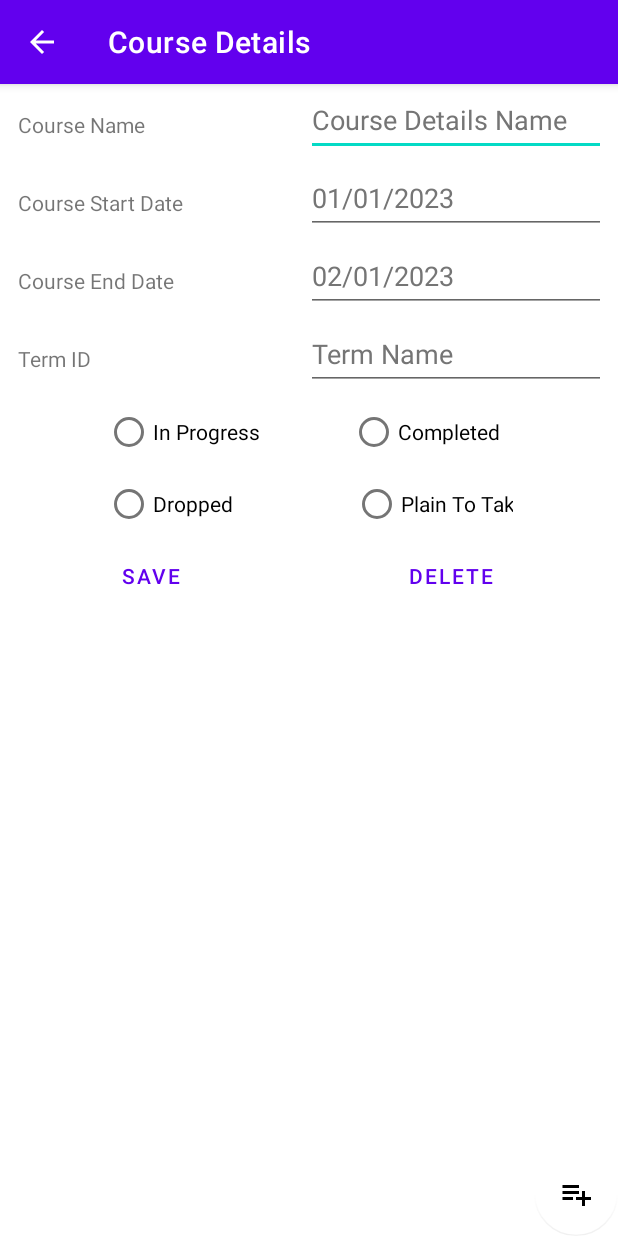
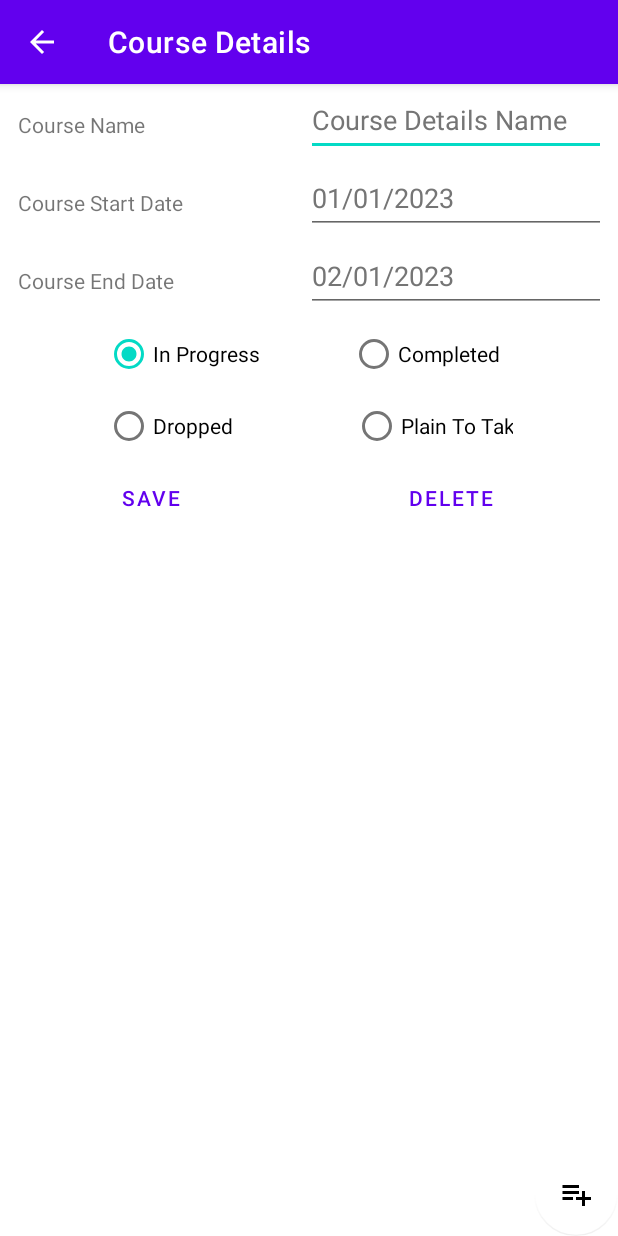
Before and after one commit to clohrma/Student_Scheduler, an Android app: the CourseDetails screen opened directly, with no data from a screen before it, after a tap on "SAVE", on a phone screen of 412 x 824 dp. Run offline under Robolectric (Android 15) with nearby library versions, the phone set to English and light mode, and no system bars; our stand-ins replace Room's generated code; 2 statements that could not run were skipped.

```diff
--- a/app/src/main/java/craig_lohrman/studentscheduler/UI/CourseAdapter.java
+++ b/app/src/main/java/craig_lohrman/studentscheduler/UI/CourseAdapter.java
@@ -21,14 +21,12 @@ public class CourseAdapter extends RecyclerView.Adapter<CourseAdapter.CourseView
         private final TextView courseName;
         private final TextView courseStartDate;
         private final TextView courseEndDate;
-        private final TextView courseTermID;
 
         private CourseViewHolder(View itemView){
             super(itemView);
             courseName = itemView.findViewById(R.id.courseNameET);
             courseStartDate = itemView.findViewById(R.id.courseStartDateET);
             courseEndDate = itemView.findViewById(R.id.courseEndDateET);
-            courseTermID = itemView.findViewById(R.id.courseTermIDET);
 
             itemView.setOnClickListener(view ->{
                 int position = getAdapterPosition();
@@ -72,7 +70,6 @@ public class CourseAdapter extends RecyclerView.Adapter<CourseAdapter.CourseView
             holder.courseName.setText(name);
             holder.courseStartDate.setText(startDate);
             holder.courseEndDate.setText(endDate);
-            holder.courseTermID.setText(termID);
         }
         else{
             holder.courseName.setText(R.string.no_course_list);
--- a/app/src/main/java/craig_lohrman/studentscheduler/UI/CourseDetails.java
+++ b/app/src/main/java/craig_lohrman/studentscheduler/UI/CourseDetails.java
@@ -12,6 +12,9 @@ import android.os.Bundle;
 import android.view.View;
 import android.widget.Button;
 import android.widget.EditText;
+import android.widget.RadioButton;
+import android.widget.RadioGroup;
+import android.widget.Toast;
 
 import com.google.android.material.floatingactionbutton.FloatingActionButton;
 
@@ -21,10 +24,11 @@ import craig_lohrman.studentscheduler.entities.Course;
 
 public class CourseDetails extends AppCompatActivity {
 
-    EditText editCourseName, editCourseStart, editCourseEnd, editCourseTermID;
+    EditText editCourseName, editCourseStart, editCourseEnd;
     String name, startDate, endDate;
     int courseID, courseTermID;
     Course course, currentCourse;
+    RadioGroup radioGroup;
     Repository repository;
     Context mContext;
 
@@ -36,7 +40,15 @@ public class CourseDetails extends AppCompatActivity {
         editCourseName = findViewById(R.id.courseNameET);
         editCourseStart = findViewById(R.id.courseStartDateET);
         editCourseEnd = findViewById(R.id.courseEndDateET);
-        editCourseTermID = findViewById(R.id.courseTermIDET);
+        radioGroup = findViewById(R.id.courseStatusRBGroup);
+
+        radioGroup.clearCheck();
+        radioGroup.setOnCheckedChangeListener(new RadioGroup.OnCheckedChangeListener(){
+            @Override
+            public void onCheckedChanged(RadioGroup group, int checkedId) {
+                RadioButton radioButton = findViewById(checkedId);
+            }
+        });
 
         courseID = getIntent().getIntExtra("courseID", -1);
         name = getIntent().getStringExtra("courseName");
@@ -47,7 +59,6 @@ public class CourseDetails extends AppCompatActivity {
         editCourseName.setText(name);
         editCourseStart.setText(startDate);
         editCourseEnd.setText(endDate);
-        editCourseTermID.setText(courseTermID);
 
         RecyclerView recyclerView = findViewById(R.id.assessmentListRecycler);
         repository = new Repository(getApplication());
@@ -59,11 +70,14 @@ public class CourseDetails extends AppCompatActivity {
         save.setOnClickListener(new View.OnClickListener() {
             @Override
             public void onClick(View v) {
-                if(courseID != -1){
-                    course = new Course(0, editCourseName.getText().toString(), editCourseStart.getText().toString(), editCourseEnd.getText().toString(), editCourseTermID.getId());
+                int statusID = radioGroup.getCheckedRadioButtonId();
+                RadioButton radioButton = radioGroup.findViewById(statusID);
+
+                if (courseID != -1) {
+                    course = new Course(0, editCourseName.getText().toString(), editCourseStart.getText().toString(), editCourseEnd.getText().toString(), radioButton.getText().toString(), courseTermID);
                     repository.insert(course);
-                } else{
-                    course = new Course(0, editCourseName.getText().toString(), editCourseStart.getText().toString(), editCourseEnd.getText().toString(), editCourseTermID.getId());
+                } else {
+                    course = new Course(0, editCourseName.getText().toString(), editCourseStart.getText().toString(), editCourseEnd.getText().toString(), radioButton.getText().toString(), courseTermID);
                     repository.update(course);
                 }
             }
@@ -73,30 +87,16 @@ public class CourseDetails extends AppCompatActivity {
         delete.setOnClickListener(new View.OnClickListener() {
             @Override
             public void onClick(View v) {
-                AlertDialog.Builder delAlert = new AlertDialog.Builder(mContext);
-                delAlert.setTitle("Deleting " + course.getCourseName() + "?");
-                delAlert.setMessage("Are you sure you want to delete " + course.getCourseName() + "?");
-                delAlert.setIcon(android.R.drawable.ic_dialog_alert);
-                delAlert.setPositiveButton(android.R.string.ok, new DialogInterface.OnClickListener() {
-                    @Override
-                    public void onClick(DialogInterface dialog, int which){
-                        repository.delete(currentCourse);
-                    }
-                });
-                delAlert.setNegativeButton(android.R.string.cancel, new DialogInterface.OnClickListener() {
-                    @Override
-                    public void onClick(DialogInterface dialog, int which) {
-                    }
-                });
-                AlertDialog dialog = delAlert.create();
-                dialog.show();
+                repository.delete(currentCourse);
+                Toast.makeText(CourseDetails.this, "Deleting " + currentCourse.getCourseName() + ".", Toast.LENGTH_LONG).show();
+
             }
         });
 
         FloatingActionButton fab = findViewById(R.id.courseDetailsFAB);
-        fab.setOnClickListener(new View.OnClickListener(){
+        fab.setOnClickListener(new View.OnClickListener() {
             @Override
-            public void onClick(View view){
+            public void onClick(View view) {
                 Intent intent = new Intent(CourseDetails.this, AssessmentDetails.class);
                 startActivity(intent);
             }
--- a/app/src/main/java/craig_lohrman/studentscheduler/dao/CourseDAO.java
+++ b/app/src/main/java/craig_lohrman/studentscheduler/dao/CourseDAO.java
@@ -26,5 +26,5 @@ public interface CourseDAO {
     List<Course> getAllCourses();
 
     @Query("SELECT * FROM Course WHERE courseTermID= :courseTermID ORDER BY courseID ASC")
-    List<Course> getAllFilteredCourses(int courseTermID);
+    List<Course> getAllAssociatedCourses(int courseTermID);
 }
--- a/app/src/main/res/layout/activity_course_details.xml
+++ b/app/src/main/res/layout/activity_course_details.xml
@@ -14,12 +14,12 @@
         app:layout_constraintLeft_toLeftOf="parent"
         app:layout_constraintTop_toTopOf="parent">
 
-        <LinearLayout
+        <androidx.appcompat.widget.LinearLayoutCompat
             android:layout_width="match_parent"
             android:layout_height="wrap_content"
             android:orientation="vertical">
 
-            <LinearLayout
+            <androidx.appcompat.widget.LinearLayoutCompat
                 android:layout_width="wrap_content"
                 android:layout_height="wrap_content"
                 android:orientation="horizontal">
@@ -43,9 +43,9 @@
                     android:inputType="text"
                     android:textColorHint="#757575" />
 
-            </LinearLayout>
+            </androidx.appcompat.widget.LinearLayoutCompat>
 
-            <LinearLayout
+            <androidx.appcompat.widget.LinearLayoutCompat
                 android:layout_width="wrap_content"
                 android:layout_height="wrap_content"
                 android:orientation="horizontal">
@@ -69,9 +69,9 @@
                     android:inputType="date"
                     android:textColorHint="#757575" />
 
-            </LinearLayout>
+            </androidx.appcompat.widget.LinearLayoutCompat>
 
-            <LinearLayout
+            <androidx.appcompat.widget.LinearLayoutCompat
                 android:layout_width="wrap_content"
                 android:layout_height="wrap_content"
                 android:orientation="horizontal">
@@ -95,32 +95,7 @@
                     android:inputType="date"
                     android:textColorHint="#757575" />
 
-            </LinearLayout>
-
-            <LinearLayout
-                android:layout_width="wrap_content"
-                android:layout_height="wrap_content"
-                android:orientation="horizontal">
-
-                <TextView
-                    android:layout_width="200dp"
-                    android:layout_height="48dp"
-                    android:layout_margin="2dp"
-                    android:paddingStart="10dp"
-                    android:paddingTop="10dp"
-                    android:paddingEnd="10dp"
-                    android:text="@string/term_id"
-                    app:layout_constraintTop_toTopOf="parent" />
-
-                <EditText
-                    android:id="@+id/courseTermIDET"
-                    android:layout_width="200dp"
-                    android:layout_height="48dp"
-                    android:autofillHints="TermName"
-                    android:hint="@string/course_term_name_ex"
-                    android:inputType="text"
-                    android:textColorHint="#757575" />
-            </LinearLayout>
+            </androidx.appcompat.widget.LinearLayoutCompat>
 
             <RadioGroup
                 android:id="@+id/courseStatusRBGroup"
@@ -136,6 +111,7 @@
                         android:id="@+id/inProgressRB"
                         android:layout_width="wrap_content"
                         android:layout_height="wrap_content"
+                        android:checked="true"
                         android:paddingEnd="60dp"
                         android:paddingStart="0dp"
                         android:text="@string/in_progress_RB" />
@@ -168,7 +144,7 @@
                 </TableRow>
             </RadioGroup>
 
-            <LinearLayout
+            <androidx.appcompat.widget.LinearLayoutCompat
                 android:layout_width="match_parent"
                 android:layout_height="wrap_content"
                 android:orientation="horizontal">
@@ -188,8 +164,8 @@
                     android:layout_height="wrap_content"
                     android:text="@string/delete_term"
                     app:layout_constraintRight_toRightOf="parent" />
-            </LinearLayout>
-        </LinearLayout>
+            </androidx.appcompat.widget.LinearLayoutCompat>
+        </androidx.appcompat.widget.LinearLayoutCompat>
     </ScrollView>
 
     <androidx.recyclerview.widget.RecyclerView
--- a/app/src/main/res/layout/term_list_item.xml
+++ b/app/src/main/res/layout/term_list_item.xml
@@ -6,7 +6,7 @@
     xmlns:app="http://schemas.android.com/apk/res-auto">
 
     <TextView
-        android:id="@+id/termListItemTextView"
+        android:id="@+id/termListItemTV"
         android:text="@string/term_name"
         android:layout_width="match_parent"
         android:layout_height="wrap_content"
```
Also changed, not shown: app/src/main/java/craig_lohrman/studentscheduler/UI/MainActivity.java (+5 -3 lines), app/src/main/java/craig_lohrman/studentscheduler/UI/TermAdapter.java (+19 -20 lines), app/src/main/java/craig_lohrman/studentscheduler/UI/TermDetails.java (+3 -51 lines), app/src/main/java/craig_lohrman/studentscheduler/entities/Course.java (+11 -1 lines).
